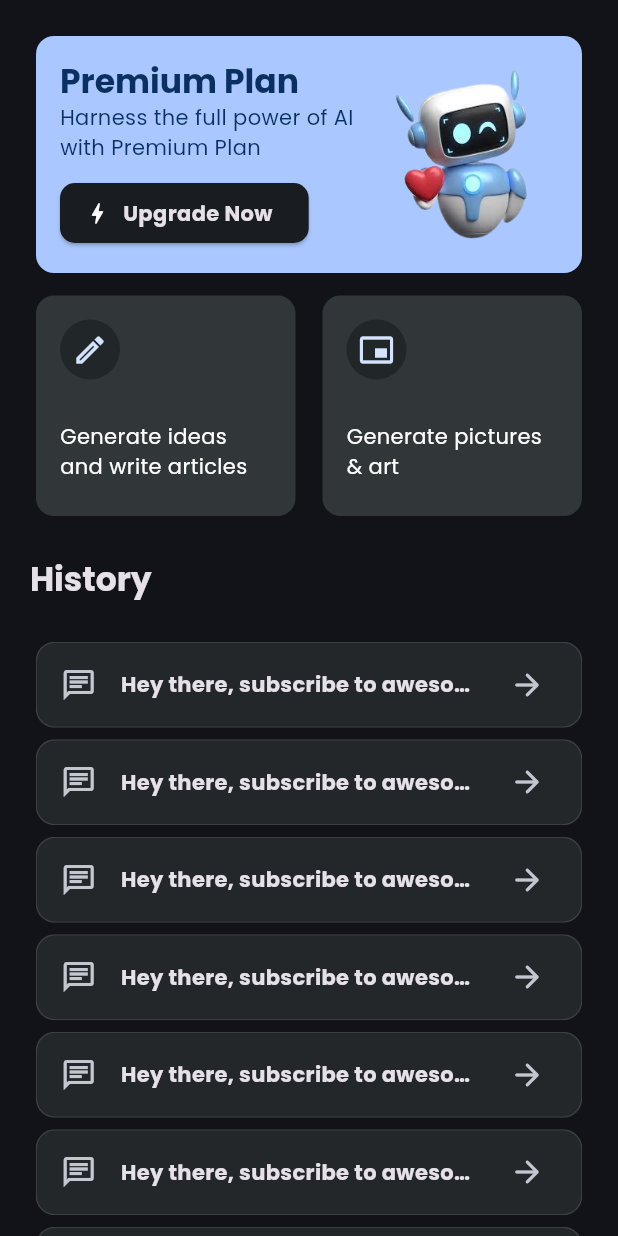
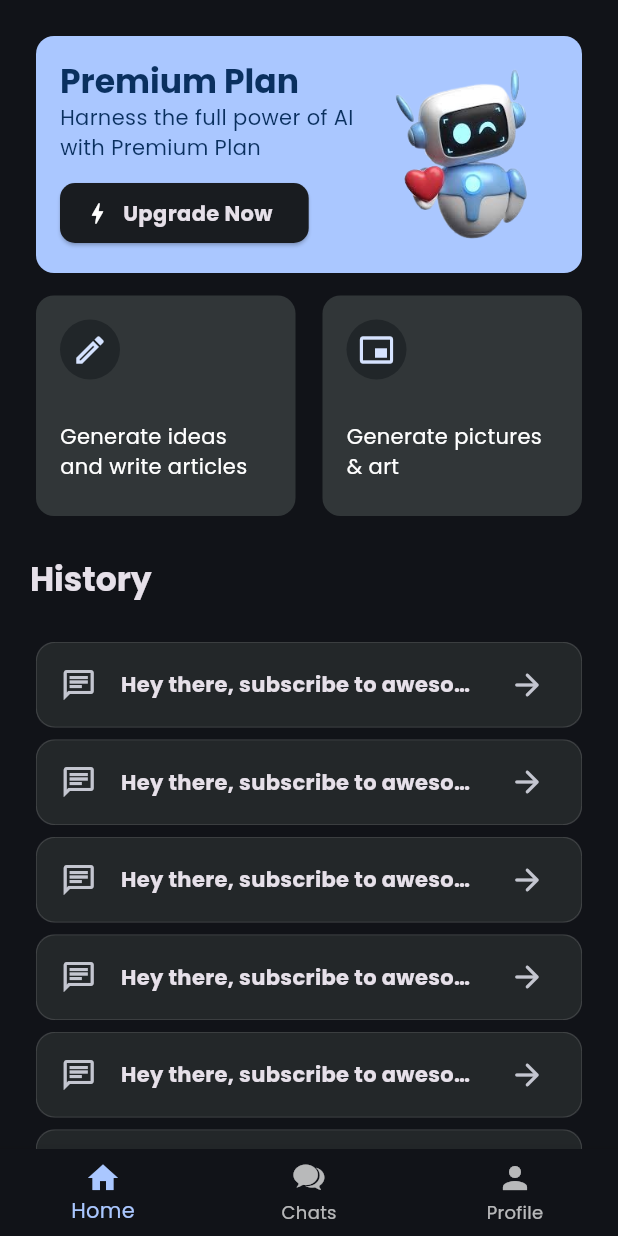
Before and after one commit to Habeeb-marcus/chat-AI, a Flutter app: the screen it shows after launch, on a phone screen of 412 x 824 dp. Run offline on Flutter 3.47's test engine with Material 3 defaults, Android fonts, the phone set to English and light mode, and no system bars; our stand-ins replace google_fonts.

Commit message:
feat(ui): bottom navigation baar implementation

```diff
--- a/lib/app.dart
+++ b/lib/app.dart
@@ -1,11 +1,48 @@
+import 'package:chat_ai/features/chat/chat_with_bot.dart';
+import 'package:chat_ai/features/chat/speak_to_ai_page.dart';
 import 'package:chat_ai/features/home/home_page.dart';
+import 'package:flutter/cupertino.dart';
 import 'package:flutter/material.dart';
 
-class App extends StatelessWidget {
+class App extends StatefulWidget {
   const App({super.key});
+
+
+
+  @override
+  State<App> createState() => _AppState();
+}
+
+class _AppState extends State<App> {
+  int _selectedIndex = 0;
+  static const List<Widget> items = [
+    HomePage(),
+    SpeakToAIPage(),
+    ChatWithBot()
+  ];
+
+
+  void _onItemTapped (int index){
+    setState((){
+      _selectedIndex = index;
+    });
+  }
 
   @override
   Widget build(BuildContext context) {
-    return const HomePage();
+    return Scaffold(
+      body: items.elementAt(_selectedIndex),
+
+      bottomNavigationBar: BottomNavigationBar(
+        items: [
+        BottomNavigationBarItem(icon: Icon(Icons.home), label: 'Home'),
+        BottomNavigationBarItem(icon: Icon(CupertinoIcons.chat_bubble_2_fill), label: 'Chats'),
+        BottomNavigationBarItem(icon: Icon(Icons.person), label: 'Profile'),
+      ],
+      currentIndex: _selectedIndex,
+      selectedItemColor: Theme.of(context).colorScheme.primary,
+      onTap: _onItemTapped,
+      )
+      );
   }
 }
--- a/lib/features/home/home_page.dart
+++ b/lib/features/home/home_page.dart
@@ -12,6 +12,7 @@ class HomePage extends StatelessWidget {
     final theme = Theme.of(context);
     return  SafeArea(
       child: Scaffold(
+        // bottomNavigationBar: BottomNavigationBar(items: items),
         body: SingleChildScrollView(
           child: Padding(
             padding: const EdgeInsets.all(20),
```
Also changed, not shown: lib/features/chat/chat_with_bot.dart (added, +17 -0 lines).
